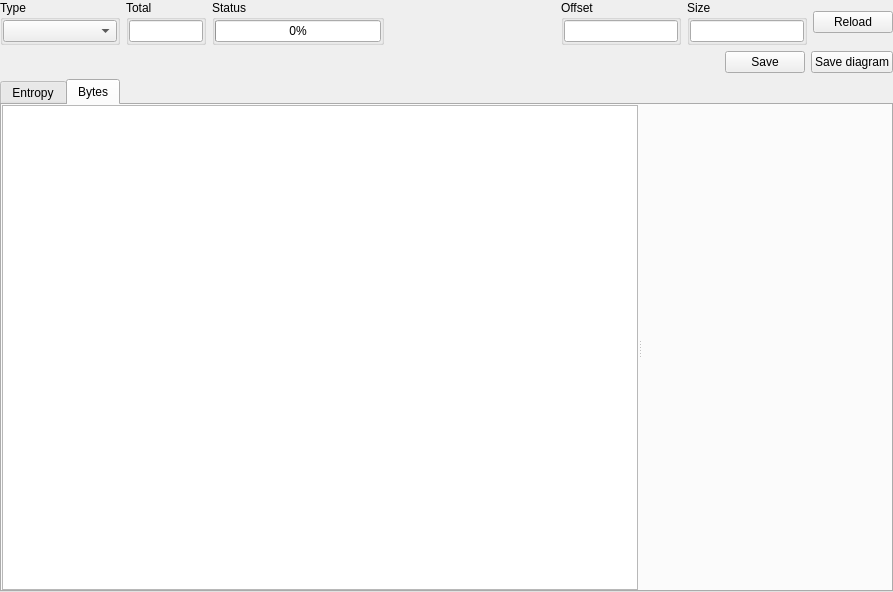
The window that xentropywidget.ui (horsicq/XEntropyWidget) describes before a commit, drawn with Qt 5.
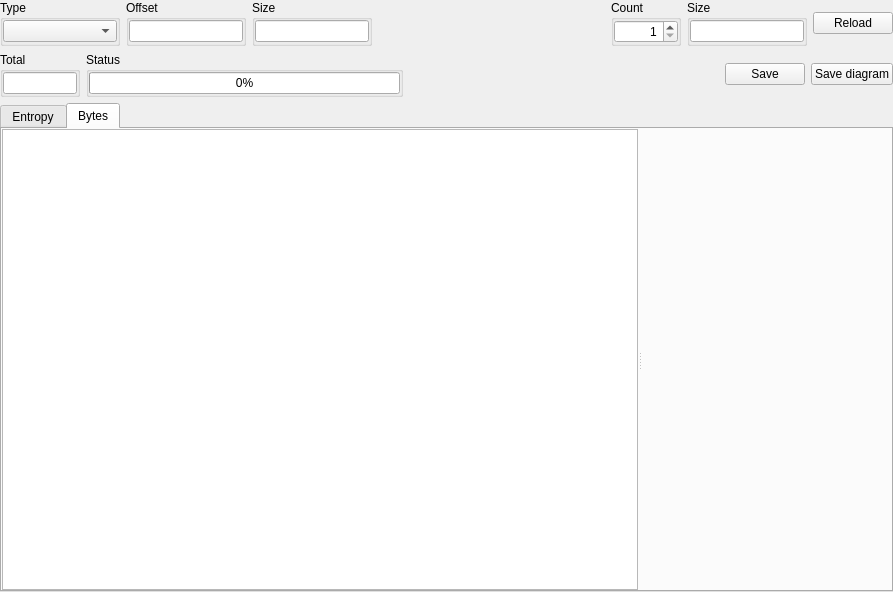
The same window after the commit. Custom widgets are drawn as their Qt base class.

```diff
--- a/xentropywidget.ui
+++ b/xentropywidget.ui
@@ -58,96 +58,6 @@
        </layout>
       </widget>
      </item>
-     <item>
-      <widget class="QGroupBox" name="groupBox">
-       <property name="maximumSize">
-        <size>
-         <width>80</width>
-         <height>16777215</height>
-        </size>
-       </property>
-       <property name="title">
-        <string>Total</string>
-       </property>
-       <layout class="QVBoxLayout" name="verticalLayout_2">
-        <property name="leftMargin">
-         <number>0</number>
-        </property>
-        <property name="topMargin">
-         <number>0</number>
-        </property>
-        <property name="rightMargin">
-         <number>0</number>
-        </property>
-        <property name="bottomMargin">
-         <number>0</number>
-        </property>
-        <item>
-         <widget class="QLineEdit" name="lineEditTotalEntropy">
-          <property name="alignment">
-           <set>Qt::AlignCenter</set>
-          </property>
-          <property name="readOnly">
-           <bool>true</bool>
-          </property>
-         </widget>
-        </item>
-       </layout>
-      </widget>
-     </item>
-     <item>
-      <widget class="QGroupBox" name="groupBoxStatus">
-       <property name="minimumSize">
-        <size>
-         <width>150</width>
-         <height>0</height>
-        </size>
-       </property>
-       <property name="title">
-        <string>Status</string>
-       </property>
-       <layout class="QHBoxLayout" name="horizontalLayout_4">
-        <property name="leftMargin">
-         <number>0</number>
-        </property>
-        <property name="topMargin">
-         <number>0</number>
-        </property>
-        <property name="rightMargin">
-         <number>0</number>
-        </property>
-        <property name="bottomMargin">
-         <number>0</number>
-        </property>
-        <item>
-         <widget class="QProgressBar" name="progressBarTotalEntropy">
-          <property name="maximum">
-           <number>1000</number>
-          </property>
-          <property name="value">
-           <number>0</number>
-          </property>
-          <property name="alignment">
-           <set>Qt::AlignCenter</set>
-          </property>
-         </widget>
-        </item>
-       </layout>
-      </widget>
-     </item>
-     <item>
-      <spacer name="horizontalSpacer">
-       <property name="orientation">
-        <enum>Qt::Horizontal</enum>
-       </property>
-       <property name="sizeHint" stdset="0">
-        <size>
-         <width>40</width>
-         <height>20</height>
-        </size>
-       </property>
-      </spacer>
-     </item>
      <item>
       <widget class="QGroupBox" name="groupBoxOffset">
        <property name="maximumSize">
@@ -222,6 +132,96 @@
        </layout>
       </widget>
      </item>
+     <item>
+      <spacer name="horizontalSpacer">
+       <property name="orientation">
+        <enum>Qt::Horizontal</enum>
+       </property>
+       <property name="sizeHint" stdset="0">
+        <size>
+         <width>40</width>
+         <height>20</height>
+        </size>
+       </property>
+      </spacer>
+     </item>
+     <item>
+      <widget class="QGroupBox" name="groupBoxCount">
+       <property name="minimumSize">
+        <size>
+         <width>70</width>
+         <height>0</height>
+        </size>
+       </property>
+       <property name="title">
+        <string>Count</string>
+       </property>
+       <layout class="QVBoxLayout" name="verticalLayout_9">
+        <property name="leftMargin">
+         <number>0</number>
+        </property>
+        <property name="topMargin">
+         <number>0</number>
+        </property>
+        <property name="rightMargin">
+         <number>0</number>
+        </property>
+        <property name="bottomMargin">
+         <number>0</number>
+        </property>
+        <item>
+         <widget class="QSpinBox" name="spinBoxCount">
+          <property name="alignment">
+           <set>Qt::AlignRight|Qt::AlignTrailing|Qt::AlignVCenter</set>
+          </property>
+          <property name="minimum">
+           <number>1</number>
+          </property>
+          <property name="maximum">
+           <number>1000</number>
+          </property>
+         </widget>
+        </item>
+       </layout>
+      </widget>
+     </item>
+     <item>
+      <widget class="QGroupBox" name="groupBoxPartSize">
+       <property name="maximumSize">
+        <size>
+         <width>120</width>
+         <height>16777215</height>
+        </size>
+       </property>
+       <property name="title">
+        <string>Size</string>
+       </property>
+       <layout class="QVBoxLayout" name="verticalLayout_10">
+        <property name="leftMargin">
+         <number>0</number>
+        </property>
+        <property name="topMargin">
+         <number>0</number>
+        </property>
+        <property name="rightMargin">
+         <number>0</number>
+        </property>
+        <property name="bottomMargin">
+         <number>0</number>
+        </property>
+        <item>
+         <widget class="XLineEditHEX" name="lineEditPartSize">
+          <property name="alignment">
+           <set>Qt::AlignCenter</set>
+          </property>
+          <property name="readOnly">
+           <bool>true</bool>
+          </property>
+         </widget>
+        </item>
+       </layout>
+      </widget>
+     </item>
      <item>
       <widget class="QPushButton" name="pushButtonReload">
        <property name="text">
@@ -233,6 +233,83 @@
    </item>
    <item>
     <layout class="QHBoxLayout" name="horizontalLayout_2">
+     <item>
+      <widget class="QGroupBox" name="groupBox">
+       <property name="maximumSize">
+        <size>
+         <width>80</width>
+         <height>16777215</height>
+        </size>
+       </property>
+       <property name="title">
+        <string>Total</string>
+       </property>
+       <layout class="QVBoxLayout" name="verticalLayout_2">
+        <property name="leftMargin">
+         <number>0</number>
+        </property>
+        <property name="topMargin">
+         <number>0</number>
+        </property>
+        <property name="rightMargin">
+         <number>0</number>
+        </property>
+        <property name="bottomMargin">
+         <number>0</number>
+        </property>
+        <item>
+         <widget class="QLineEdit" name="lineEditTotalEntropy">
+          <property name="alignment">
+           <set>Qt::AlignCenter</set>
+          </property>
+          <property name="readOnly">
+           <bool>true</bool>
+          </property>
+         </widget>
+        </item>
+       </layout>
+      </widget>
+     </item>
+     <item>
+      <widget class="QGroupBox" name="groupBoxStatus">
+       <property name="minimumSize">
+        <size>
+         <width>150</width>
+         <height>0</height>
+        </size>
+       </property>
+       <property name="title">
+        <string>Status</string>
+       </property>
+       <layout class="QHBoxLayout" name="horizontalLayout_4">
+        <property name="leftMargin">
+         <number>0</number>
+        </property>
+        <property name="topMargin">
+         <number>0</number>
+        </property>
+        <property name="rightMargin">
+         <number>0</number>
+        </property>
+        <property name="bottomMargin">
+         <number>0</number>
+        </property>
+        <item>
+         <widget class="QProgressBar" name="progressBarTotalEntropy">
+          <property name="maximum">
+           <number>1000</number>
+          </property>
+          <property name="value">
+           <number>0</number>
+          </property>
+          <property name="alignment">
+           <set>Qt::AlignCenter</set>
+          </property>
+         </widget>
+        </item>
+       </layout>
+      </widget>
+     </item>
      <item>
       <spacer name="horizontalSpacer_2">
        <property name="orientation">
```
